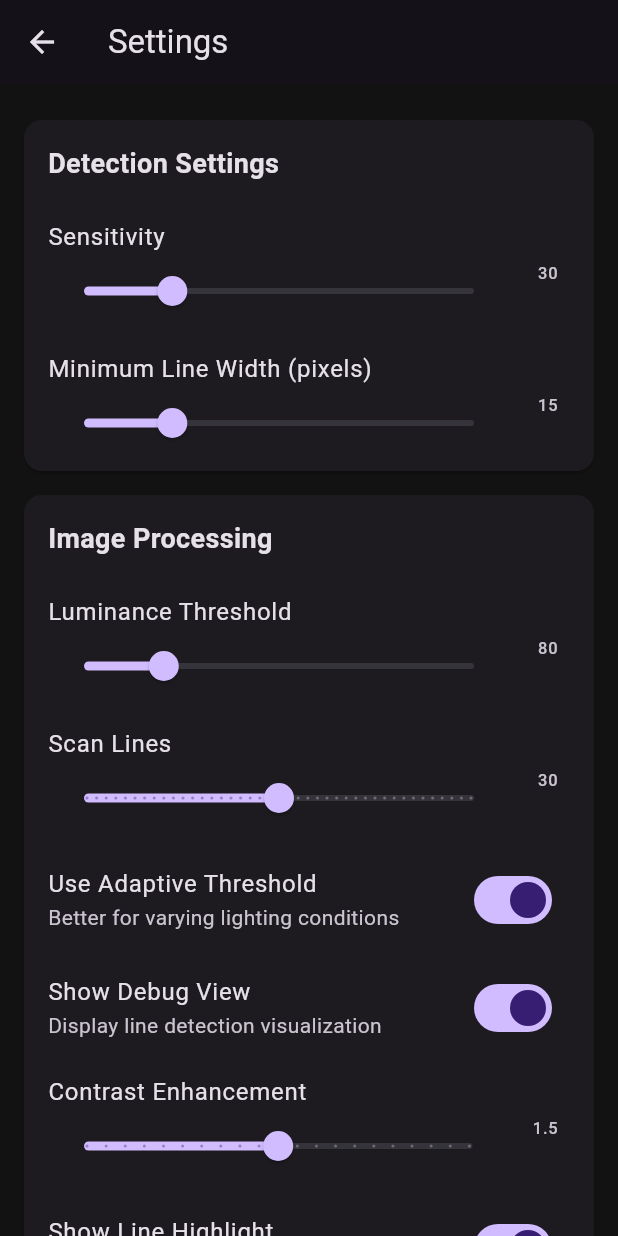
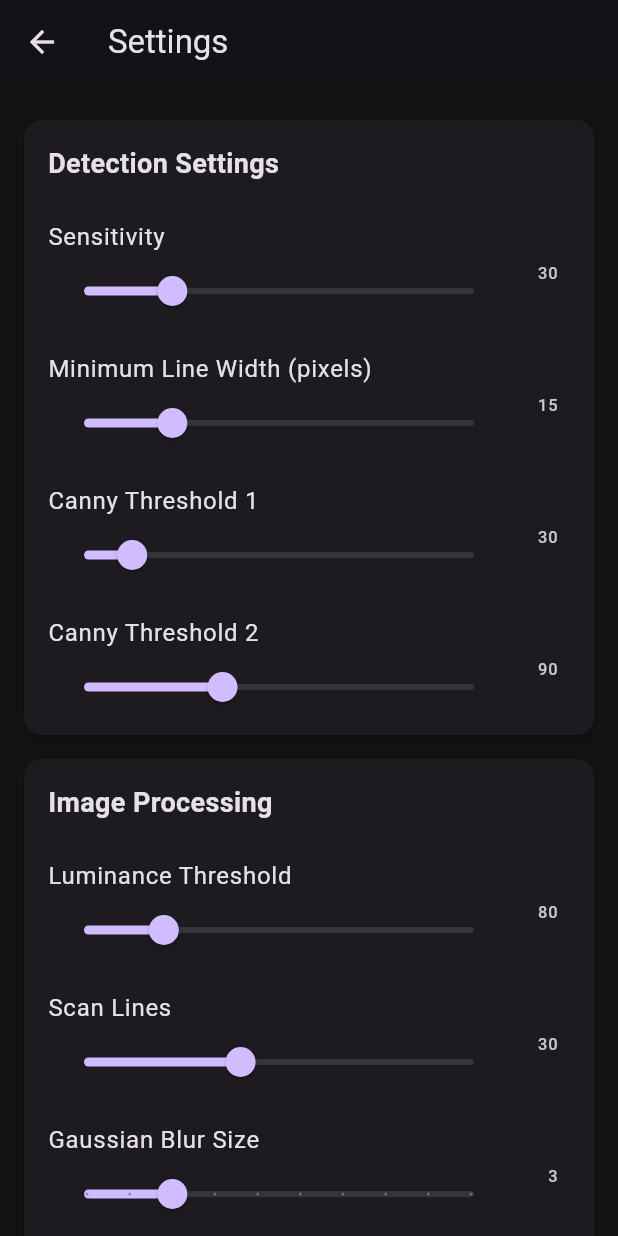
Before and after one commit to zer0009/marker_detection, a Flutter app: the SettingsScreen screen opened by its route, on a phone screen of 412 x 824 dp. Run offline on Flutter 3.47's test engine with Material 3 defaults, Android fonts, the phone set to English and light mode, and no system bars; our stand-ins replace camera, flutter_colorpicker, flutter_tts, shared_preferences; accounts and stored records are empty.

Commit message:
V.1.0.1  beta

```diff
--- a/lib/models/settings_model.dart
+++ b/lib/models/settings_model.dart
@@ -13,7 +13,39 @@ class SettingsModel extends ChangeNotifier {
   bool _showLineHighlight = true;
   double _contrastEnhancement = 1.5;
 
-  // Getters
+  double _cannyThreshold1 = 30.0;
+  double _cannyThreshold2 = 90.0;
+  int _gaussianBlurSize = 3;
+  int _guidanceCooldown = 3;
+
+  SettingsModel({
+    double sensitivity = 30.0,
+    int minLineWidth = 15,
+    double luminanceThreshold = 80.0,
+    int scanLines = 30,
+    Color lineColor = Colors.black,
+    bool useAdaptiveThreshold = true,
+    bool showDebugView = true,
+    bool showLineHighlight = true,
+    double contrastEnhancement = 1.5,
+    double cannyThreshold1 = 30.0,
+    double cannyThreshold2 = 90.0,
+    int gaussianBlurSize = 3,
+    int guidanceCooldown = 3,
+  })  : _sensitivity = sensitivity,
+        _minLineWidth = minLineWidth,
+        _luminanceThreshold = luminanceThreshold,
+        _scanLines = scanLines,
+        _lineColor = lineColor,
+        _useAdaptiveThreshold = useAdaptiveThreshold,
+        _showDebugView = showDebugView,
+        _showLineHighlight = showLineHighlight,
+        _contrastEnhancement = contrastEnhancement,
+        _cannyThreshold1 = cannyThreshold1,
+        _cannyThreshold2 = cannyThreshold2,
+        _gaussianBlurSize = gaussianBlurSize,
+        _guidanceCooldown = guidanceCooldown;
+
   double get sensitivity => _sensitivity;
   int get minLineWidth => _minLineWidth;
   double get luminanceThreshold => _luminanceThreshold;
@@ -23,50 +55,125 @@ class SettingsModel extends ChangeNotifier {
   bool get showDebugView => _showDebugView;
   bool get showLineHighlight => _showLineHighlight;
   double get contrastEnhancement => _contrastEnhancement;
+  double get cannyThreshold1 => _cannyThreshold1;
+  double get cannyThreshold2 => _cannyThreshold2;
+  int get gaussianBlurSize => _gaussianBlurSize;
+  int get guidanceCooldown => _guidanceCooldown;
 
-  // Setters
   void setSensitivity(double value) {
-    _sensitivity = value.clamp(10.0, 50.0);
+    _sensitivity = value.clamp(10.0, 100.0);
     notifyListeners();
+    _saveToPreferences();
   }
 
   void setMinLineWidth(int value) {
-    _minLineWidth = value;
+    _minLineWidth = value.clamp(5, 50);
     notifyListeners();
+    _saveToPreferences();
   }
 
   void setLuminanceThreshold(double value) {
-    _luminanceThreshold = value;
+    _luminanceThreshold = value.clamp(50.0, 200.0);
     notifyListeners();
+    _saveToPreferences();
   }
 
   void setScanLines(int value) {
-    _scanLines = value;
+    _scanLines = value.clamp(10, 60);
     notifyListeners();
+    _saveToPreferences();
   }
 
   void setLineColor(Color value) {
     _lineColor = value;
     notifyListeners();
+    _saveToPreferences();
   }
 
   void setUseAdaptiveThreshold(bool value) {
     _useAdaptiveThreshold = value;
     notifyListeners();
+    _saveToPreferences();
   }
 
   void setShowDebugView(bool value) {
     _showDebugView = value;
     notifyListeners();
+    _saveToPreferences();
   }
 
   void setShowLineHighlight(bool value) {
     _showLineHighlight = value;
     notifyListeners();
+    _saveToPreferences();
   }
 
   void setContrastEnhancement(double value) {
-    _contrastEnhancement = value;
+    _contrastEnhancement = value.clamp(1.0, 2.0);
+    notifyListeners();
+    _saveToPreferences();
+  }
+
+  void setCannyThreshold1(double value) {
+    _cannyThreshold1 = value.clamp(0.0, 255.0);
+    notifyListeners();
+    _saveToPreferences();
+  }
+
+  void setCannyThreshold2(double value) {
+    _cannyThreshold2 = value.clamp(0.0, 255.0);
+    notifyListeners();
+    _saveToPreferences();
+  }
+
+  void setGaussianBlurSize(int value) {
+    _gaussianBlurSize = value.clamp(1, 10);
+    notifyListeners();
+    _saveToPreferences();
+  }
+
+  void setGuidanceCooldown(int value) {
+    _guidanceCooldown = value.clamp(1, 10);
+    notifyListeners();
+    _saveToPreferences();
+  }
+
+  Future<void> loadFromPreferences() async {
+    final prefs = await SharedPreferences.getInstance();
+    _sensitivity = prefs.getDouble('sensitivity') ?? _sensitivity;
+    _minLineWidth = prefs.getInt('minLineWidth') ?? _minLineWidth;
+    _luminanceThreshold = prefs.getDouble('luminanceThreshold') ?? _luminanceThreshold;
+    _scanLines = prefs.getInt('scanLines') ?? _scanLines;
+    _lineColor = Color(prefs.getInt('lineColor') ?? _lineColor.value);
+    _useAdaptiveThreshold = prefs.getBool('useAdaptiveThreshold') ?? _useAdaptiveThreshold;
+    _showDebugView = prefs.getBool('showDebugView') ?? _showDebugView;
+    _showLineHighlight = prefs.getBool('showLineHighlight') ?? _showLineHighlight;
+    _contrastEnhancement = prefs.getDouble('contrastEnhancement') ?? _contrastEnhancement;
+    _cannyThreshold1 = prefs.getDouble('cannyThreshold1') ?? _cannyThreshold1;
+    _cannyThreshold2 = prefs.getDouble('cannyThreshold2') ?? _cannyThreshold2;
+    _gaussianBlurSize = prefs.getInt('gaussianBlurSize') ?? _gaussianBlurSize;
+    _guidanceCooldown = prefs.getInt('guidanceCooldown') ?? _guidanceCooldown;
     notifyListeners();
   }
+
+  Future<void> _saveToPreferences() async {
+    final prefs = await SharedPreferences.getInstance();
+    await prefs.setDouble('sensitivity', _sensitivity);
+    await prefs.setInt('minLineWidth', _minLineWidth);
+    await prefs.setDouble('luminanceThreshold', _luminanceThreshold);
+    await prefs.setInt('scanLines', _scanLines);
+    await prefs.setInt('lineColor', _lineColor.value);
+    await prefs.setBool('useAdaptiveThreshold', _useAdaptiveThreshold);
+    await prefs.setBool('showDebugView', _showDebugView);
+    await prefs.setBool('showLineHighlight', _showLineHighlight);
+    await prefs.setDouble('contrastEnhancement', _contrastEnhancement);
+    await prefs.setDouble('cannyThreshold1', _cannyThreshold1);
+    await prefs.setDouble('cannyThreshold2', _cannyThreshold2);
+    await prefs.setInt('gaussianBlurSize', _gaussianBlurSize);
+    await prefs.setInt('guidanceCooldown', _guidanceCooldown);
+  }
+
+  void initialize() {
+    loadFromPreferences();
+  }
 }
--- a/lib/screens/settings_screen.dart
+++ b/lib/screens/settings_screen.dart
@@ -45,6 +45,30 @@ class SettingsScreen extends StatelessWidget {
                 ),
                 trailing: Text(settings.minLineWidth.toString()),
               ),
+              ListTile(
+                title: const Text('Canny Threshold 1'),
+                subtitle: Slider(
+                  value: settings.cannyThreshold1,
+                  min: 0,
+                  max: 255,
+                  divisions: 255,
+                  label: settings.cannyThreshold1.round().toString(),
+                  onChanged: (value) => settings.setCannyThreshold1(value),
+                ),
+                trailing: Text(settings.cannyThreshold1.round().toString()),
+              ),
+              ListTile(
+                title: const Text('Canny Threshold 2'),
+                subtitle: Slider(
+                  value: settings.cannyThreshold2,
+                  min: 0,
+                  max: 255,
+                  divisions: 255,
+                  label: settings.cannyThreshold2.round().toString(),
+                  onChanged: (value) => settings.setCannyThreshold2(value),
+                ),
+                trailing: Text(settings.cannyThreshold2.round().toString()),
+              ),
             ],
           ),
           _buildSection(
@@ -67,12 +91,36 @@ class SettingsScreen extends StatelessWidget {
                 subtitle: Slider(
                   value: settings.scanLines.toDouble(),
                   min: 10,
-                  max: 50,
-                  divisions: 40,
+                  max: 60,
+                  divisions: 50,
                   label: settings.scanLines.toString(),
                   onChanged: (value) => settings.setScanLines(value.round()),
                 ),
                 trailing: Text(settings.scanLines.toString()),
+              ),
+              ListTile(
+                title: const Text('Gaussian Blur Size'),
+                subtitle: Slider(
+                  value: settings.gaussianBlurSize.toDouble(),
+                  min: 1,
+                  max: 10,
+                  divisions: 9,
+                  label: settings.gaussianBlurSize.toString(),
+                  onChanged: (value) => settings.setGaussianBlurSize(value.round()),
+                ),
+                trailing: Text(settings.gaussianBlurSize.toString()),
+              ),
+              ListTile(
+                title: const Text('Guidance Cooldown (seconds)'),
+                subtitle: Slider(
+                  value: settings.guidanceCooldown.toDouble(),
+                  min: 1,
+                  max: 10,
+                  divisions: 9,
+                  label: settings.guidanceCooldown.toString(),
+                  onChanged: (value) => settings.setGuidanceCooldown(value.round()),
+                ),
+                trailing: Text(settings.guidanceCooldown.toString()),
               ),
               SwitchListTile(
                 title: const Text('Use Adaptive Threshold'),
@@ -140,11 +188,23 @@ class SettingsScreen extends StatelessWidget {
                         SizedBox(height: 8),
                         Text('• Line Width: Minimum width of the line to detect'),
                         SizedBox(height: 8),
+                        Text('• Canny Thresholds: Define the lower and upper bounds for edge detection'),
+                        SizedBox(height: 8),
+                        Text('• Gaussian Blur Size: Determines the level of blur applied to the image'),
+                        SizedBox(height: 8),
+                        Text('• Guidance Cooldown: Time between guidance messages'),
+                        SizedBox(height: 8),
                         Text('• Luminance: Brightness threshold for line detection'),
                         SizedBox(height: 8),
                         Text('• Scan Lines: Number of scanning points for detection'),
                         SizedBox(height: 8),
                         Text('• Adaptive Threshold: Helps with varying lighting conditions'),
+                        SizedBox(height: 8),
+                        Text('• Contrast Enhancement: Enhances contrast in processed images'),
+                        SizedBox(height: 8),
+                        Text('• Show Debug View: Display line detection visualization'),
+                        SizedBox(height: 8),
+                        Text('• Show Line Highlight: Highlight detected line position'),
                       ],
                     ),
                   ),
@@ -157,12 +217,15 @@ class SettingsScreen extends StatelessWidget {
     );
   }
 
+  // Helper method to build sections
   Widget _buildSection(String title, List<Widget> children) {
     return Card(
       margin: const EdgeInsets.symmetric(vertical: 8.0),
+      elevation: 2.0,
       child: Column(
         crossAxisAlignment: CrossAxisAlignment.start,
         children: [
+          // Section Header
           Padding(
             padding: const EdgeInsets.all(16.0),
             child: Text(
@@ -173,13 +236,16 @@ class SettingsScreen extends StatelessWidget {
               ),
             ),
           ),
+          // Section Content
           ...children,
         ],
       ),
     );
   }
 
+  // Method to display color picker dialog
   void _showColorPicker(BuildContext context, SettingsModel settings) {
+    Color tempColor = settings.lineColor;
     showDialog(
       context: context,
       builder: (BuildContext context) {
@@ -187,17 +253,25 @@ class SettingsScreen extends StatelessWidget {
           title: const Text('Pick Line Color'),
           content: SingleChildScrollView(
             child: ColorPicker(
-              pickerColor: settings.lineColor,
+              pickerColor: tempColor,
               onColorChanged: (Color color) {
-                settings.setLineColor(color);
+                tempColor = color;
               },
+              showLabel: true,
               pickerAreaHeightPercent: 0.8,
             ),
           ),
           actions: [
             TextButton(
+              child: const Text('Cancel'),
+              onPressed: () => Navigator.of(context).pop(),
+            ),
+            TextButton(
               child: const Text('Done'),
-              onPressed: () => Navigator.of(context).pop(),
+              onPressed: () {
+                settings.setLineColor(tempColor);
+                Navigator.of(context).pop();
+              },
             ),
           ],
         );
--- a/lib/utils/image_processing.dart
+++ b/lib/utils/image_processing.dart
@@ -9,6 +9,12 @@ import 'package:flutter/material.dart';
 import '../models/settings_model.dart';
 
 class ImageProcessing {
+  // Tracking variables
+  static String _lastGuidance = '';
+  static DateTime? _lastGuidanceTime;
+  static bool _isLineStable = false;
+  static double _lastConfidenceScore = 0.0;
+
   /// Calculates the deviation of the line from center as a percentage
   static double calculateDeviation(int linePosition, int imageWidth) {
     double center = imageWidth / 2;
@@ -81,9 +87,9 @@ class ImageProcessing {
     return ((0.2126 * r) + (0.7152 * g) + (0.0722 * b)).round();
   }
 
-  /// Adaptive Thresholding
-  static img.Image adaptiveThreshold(img.Image src, int threshold) {
-    int windowSize = 11;
+  /// Adaptive Thresholding using dynamic settings
+  static img.Image adaptiveThreshold(img.Image src, SettingsModel settings) {
+    int windowSize = settings.scanLines; // Dynamic window size from settings
     img.Image thresholded = img.Image.from(src);
 
     // Only process the lower third of the image
@@ -95,7 +101,7 @@ class ImageProcessing {
         int sum = 0;
         int count = 0;
 
-        // Reduced window sampling
+        // Reduced window sampling based on settings
         for (int ky = -windowSize ~/ 2; ky <= windowSize ~/ 2; ky += 2) {
           for (int kx = -windowSize ~/ 2; kx <= windowSize ~/ 2; kx += 2) {
             int ny = y + ky;
@@ -118,39 +124,6 @@ class ImageProcessing {
     return thresholded;
   }
 
-  // Optimized constants
-  static const int MIN_LINE_WIDTH = 2;
-  static const int MAX_LINE_WIDTH = 25;
-  static const double LUMINANCE_THRESHOLD = 85.0;
-  static const int SCAN_LINES = 60;  // Reduced scan lines
-  static const double CENTER_WEIGHT = 0.5;
-  static const int POSITION_RESET_MS = 250;
-  static const double EDGE_WEIGHT = 0.95;
-  static const int STABLE_LINE_THRESHOLD = 4;
-  static const double RAPID_MOVEMENT_THRESHOLD = 4.0;
-  static const int CONSECUTIVE_FRAMES_THRESHOLD = 2;
-  static const double LOCAL_CONTRAST_THRESHOLD = 0.80;
-  static const double GROUP_PROXIMITY_THRESHOLD = 0.025;
-  static const int MAX_HISTORY_SIZE = 3;  // Reduced history size
-  static const double SMOOTHING_FACTOR = 0.75;
-  static const double JUMP_THRESHOLD = 0.15;
-
-  // Updated constants for better line detection
-  static const double CANNY_THRESHOLD_1 = 30.0;
-  static const double CANNY_THRESHOLD_2 = 90.0;
-  static const int GAUSSIAN_BLUR_SIZE = 3;
-  static const double MIN_LINE_LENGTH = 20.0;
-  static const double MAX_LINE_GAP = 5.0;
-  static const double MIN_SLOPE = 0.5;
-  static const double LANE_CENTER_THRESHOLD = 50.0;
-  static const int GUIDANCE_COOLDOWN = 3;
-
-  // Tracking variables
-  static String _lastGuidance = '';
-  static DateTime? _lastGuidanceTime;
-  static bool _isLineStable = false;
-  static double _lastConfidenceScore = 0.0;
-
   /// Enhanced line detection with improved preprocessing
   static Map<String, dynamic> detectLine(img.Image image, SettingsModel settings) {
     try {
@@ -159,17 +132,17 @@ class ImageProcessing {
         image,
         width: image.width ~/ 2,
         height: image.height ~/ 2,
-        interpolation: img.Interpolation.nearest
+        interpolation: img.Interpolation.nearest,
       );
 
-      // Apply Gaussian blur
-      processImage = _applyGaussianBlur(processImage, GAUSSIAN_BLUR_SIZE);
+      // Apply Gaussian blur based on settings
+      processImage = _applyGaussianBlur(processImage, settings.gaussianBlurSize);
 
-      // Edge detection (Canny-like)
-      var edges = _detectEdges(processImage);
+      // Edge detection (Canny-like) using dynamic thresholds
+      var edges = _detectEdges(processImage, settings);
 
-      // Detect left and right lanes
-      var lanes = _detectLanes(edges);
+      // Detect left and right lanes using dynamic minLineWidth
+      var lanes = _detectLanes(edges, settings);
 
       if (lanes == null || lanes['left'] == null || lanes['right'] == null) {
         return _createEmptyResult();
@@ -179,7 +152,8 @@ class ImageProcessing {
       var deviation = _calculateLaneDeviation(
         List<List<int>>.from(lanes['left']!),
         List<List<int>>.from(lanes['right']!),
-        processImage.width
+        processImage.width,
+        settings,
       );
 
       // Calculate guidance
@@ -207,14 +181,13 @@ class ImageProcessing {
         'guidance': guidance['message'],
         'debugImage': debugImage,
       };
-
     } catch (e) {
       print('Error in detectLine: $e');
       return _createEmptyResult();
     }
   }
 
-  /// Apply Gaussian blur
+  /// Apply Gaussian blur using dynamic kernel size from settings
   static img.Image _applyGaussianBlur(img.Image source, int kernelSize) {
     var blurred = img.Image.from(source);
 
@@ -239,22 +212,22 @@ class ImageProcessing {
     return blurred;
   }
 
-  /// Detect edges using gradient-based approach
-  static img.Image _detectEdges(img.Image source) {
+  /// Detect edges using gradient-based approach with dynamic thresholds
+  static img.Image _detectEdges(img.Image source, SettingsModel settings) {
     var edges = img.Image(width: source.width, height: source.height);
-    int startY = (source.height * 2) ~/ 3;  // Only process lower third
+    int startY = (source.height * 2) ~/ 3; // Only process lower third
 
     for (int y = startY + 1; y < source.height - 1; y++) {
       for (int x = 1; x < source.width - 1; x++) {
         // Compute gradients
-        int gx = -getLuminance(source.getPixel(x-1, y)) +
-                 getLuminance(source.getPixel(x+1, y));
-        int gy = -getLuminance(source.getPixel(x, y-1)) +
-                 getLuminance(source.getPixel(x, y+1));
+        int gx = -getLuminance(source.getPixel(x - 1, y)) +
+            getLuminance(source.getPixel(x + 1, y));
+        int gy = -getLuminance(source.getPixel(x, y - 1)) +
+            getLuminance(source.getPixel(x, y + 1));
 
         double magnitude = math.sqrt(gx * gx + gy * gy);
 
-        if (magnitude > CANNY_THRESHOLD_1 && magnitude < CANNY_THRESHOLD_2) {
+        if (magnitude > settings.cannyThreshold1 && magnitude < settings.cannyThreshold2) {
           edges.setPixelRgba(x, y, 255, 255, 255, 255);
         } else {
           edges.setPixelRgba(x, y, 0, 0, 0, 255);
@@ -265,16 +238,15 @@ class ImageProcessing {
     return edges;
   }
 
-  /// Detect left and right lanes using improved algorithm
-  static Map<String, List<List<int>>>? _detectLanes(img.Image edges) {
+  /// Detect left and right lanes using improved algorithm with dynamic minLineWidth
+  static Map<String, List<List<int>>>? _detectLanes(img.Image edges, SettingsModel settings) {
     List<List<int>> lines = [];
     int height = edges.height;
     int width = edges.width;
-    int startY = (height * 2) ~/ 3;  // Focus on lower third
+    int startY = (height * 2) ~/ 3; // Focus on lower third
 
-    // Parameters for line detection
-    const int MIN_LINE_PIXELS = 20;  // Minimum pixels to consider as line
-    const int MAX_GAP = 5;  // Maximum gap between line segments
+    // Parameters for line detection from settings
+    const int MAX_GAP = 5; // Maximum gap between line segments
 
     // Scan columns for vertical line segments
     for (int x = 0; x < width; x++) {
@@ -295,7 +267,7 @@ class ImageProcessing {
 
           // If gap is too large, check if we found a valid line
           if (currentGap > MAX_GAP) {
-                    if (whitePixelCount >= MIN_LINE_PIXELS) {
+            if (whitePixelCount >= settings.minLineWidth) { // Dynamic minLineWidth
               lines.add([x, lineStartY - whitePixelCount + 1, x, lineStartY]);
             }
             whitePixelCount = 0;
@@ -305,7 +277,7 @@ class ImageProcessing {
       }
 
       // Check for line at the end of column
-        if (whitePixelCount >= MIN_LINE_PIXELS) {
+      if (whitePixelCount >= settings.minLineWidth) { // Dynamic minLineWidth
         lines.add([x, lineStartY - whitePixelCount + 1, x, lineStartY]);
       }
     }
@@ -322,11 +294,11 @@ class ImageProcessing {
       int x = line[0];
       int lineLength = line[3] - line[1];
 
-        if (x < centerX - 10) {  // Left side
+      if (x < centerX - 10) { // Left side
         if (leftLanes.isEmpty || lineLength > leftLanes[0][3] - leftLanes[0][1]) {
           leftLanes = [line];
         }
-        } else if (x > centerX + 10) {  // Right side
+      } else if (x > centerX + 10) { // Right side
         if (rightLanes.isEmpty || lineLength > rightLanes[0][3] - rightLanes[0][1]) {
           rightLanes = [line];
         }
@@ -346,7 +318,8 @@ class ImageProcessing {
   static double _calculateLaneDeviation(
     List<List<int>> leftLanes,
     List<List<int>> rightLanes,
-    int imageWidth
+    int imageWidth,
+    SettingsModel settings,
   ) {
     double leftX = 0, rightX = 0;
 
@@ -364,9 +337,10 @@ class ImageProcessing {
     return calculateDeviation(laneCenter.round(), imageWidth);
   }
 
+  /// Calculate guidance based on deviation and settings
   static Map<String, dynamic> _calculateGuidance(double deviation, SettingsModel settings) {
     if (_lastGuidanceTime != null &&
-        DateTime.now().difference(_lastGuidanceTime!).inSeconds < GUIDANCE_COOLDOWN) {
+        DateTime.now().difference(_lastGuidanceTime!).inSeconds < settings.guidanceCooldown) {
       return _createGuidanceResult(_lastGuidance);
     }
 
@@ -398,6 +372,7 @@ class ImageProcessing {
     };
   }
 
+  /// Create an empty result when no lines are detected
   static Map<String, dynamic> _createEmptyResult() {
     return {
       'deviation': null,
@@ -412,6 +387,7 @@ class ImageProcessing {
     };
   }
 
+  /// Create guidance result based on the last message
   static Map<String, dynamic> _createGuidanceResult(String lastGuidance) {
     return {
       'message': lastGuidance,
@@ -430,34 +406,36 @@ class ImageProcessing {
     _lastConfidenceScore = 0.0;
   }
 
+  /// Calculate color difference (unused in current context)
   static double _getColorDifference(Color c1, Color c2) {
     return math.sqrt(
       math.pow(c1.red - c2.red, 2) +
           math.pow(c1.green - c2.green, 2) +
-            math.pow(c1.blue - c2.blue, 2)
+          math.pow(c1.blue - c2.blue, 2),
     );
   }
 
+  /// Process image in isolate (if used)
   static Future<Map<String, dynamic>?> processImageInIsolate(Map<String, dynamic> params) async {
     try {
       final CameraImage image = params['image'] as CameraImage;
       final SettingsModel settings = params['settings'] as SettingsModel;
 
-      final convertedImage = ImageProcessing.convertCameraImage(image);
+      final convertedImage = convertCameraImage(image);
       if (convertedImage == null) return null;
 
       // Get the line detection result
-      final result = ImageProcessing.detectLine(convertedImage, settings);
+      final result = detectLine(convertedImage, settings);
 
       // The result already contains all the necessary information, just return it
       return result;
-
     } catch (e) {
       print('Error in processImageInIsolate: $e');
       return null;
     }
   }
 
+  /// Create debug image for visualization
   static Uint8List? createDebugImage(
     img.Image sourceImage,
     int linePosition,
```
Also changed, not shown: lib/services/line_detector.dart (+22 -1 lines). Lines whose indentation alone changed are shown as unchanged.
